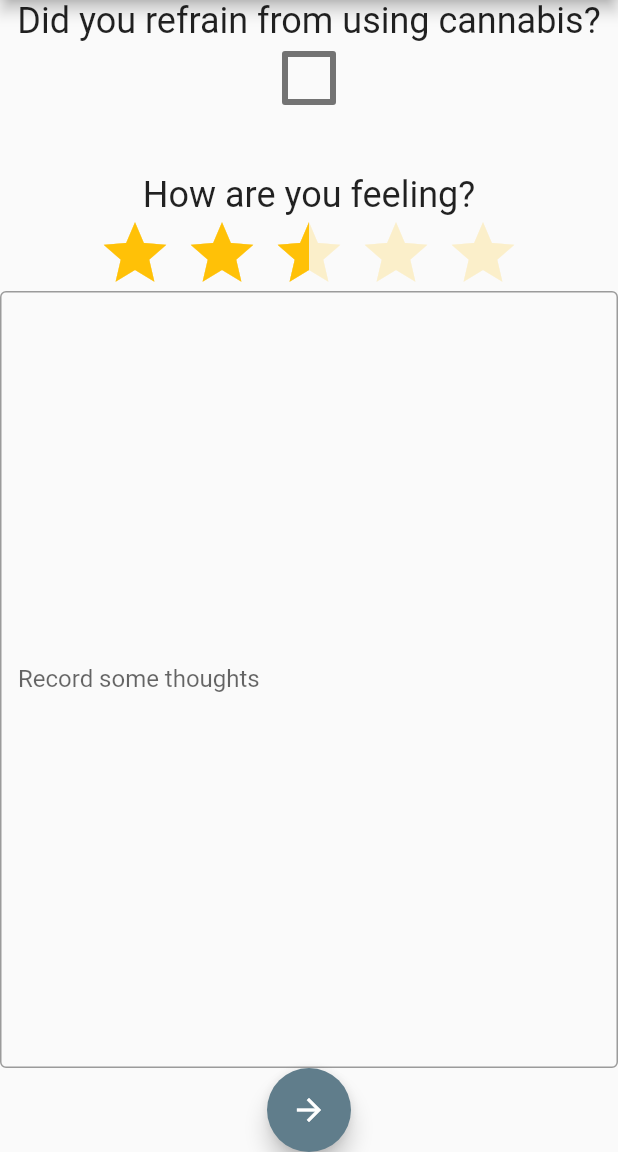
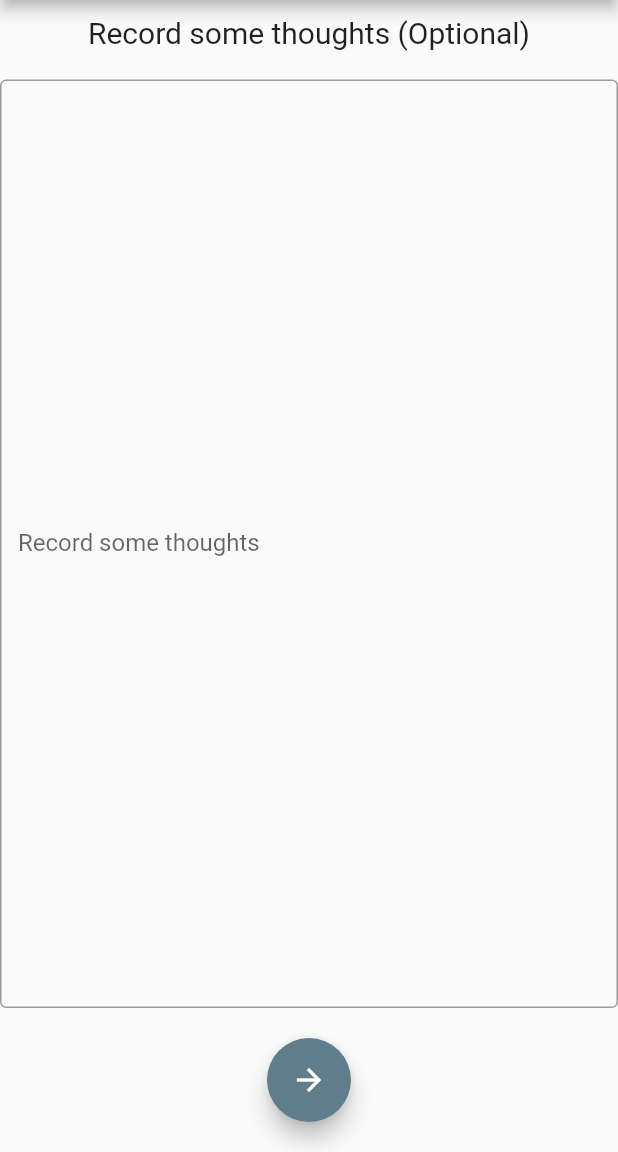
Before and after one commit to xNS5/ReLeave, a Flutter app: the CheckIn screen opened directly, after a tap on the "arrow forward" icon, on a phone screen of 412 x 824 dp, the part 84-1236 px from its top. Run offline on Flutter 3.47's test engine with Material 2 defaults, Android fonts, the light colour scheme and no system bars; drawn by our look-alikes of flutter_rating_bar; our stand-ins replace sqflite; accounts and stored records are empty.

Commit message:
changed checkin

```diff
--- a/lib/lib.dart
+++ b/lib/lib.dart
@@ -3,6 +3,7 @@ library lib;
 export 'db.dart';
 export 'pages/Achievements.dart';
 export 'pages/Check-in.dart';
+export 'pages/CheckInLog.dart';
 export 'pages/Goals.dart';
 export 'pages/Journey.dart';
 export 'pages/Notes.dart';
--- a/lib/pages/Check-in.dart
+++ b/lib/pages/Check-in.dart
@@ -1,6 +1,14 @@
 import 'package:flutter/material.dart';
 import 'package:flutter_rating_bar/flutter_rating_bar.dart';
 import 'package:releave_app/lib.dart';
+
+
+class CheckInPassData {
+  final Map feelings;
+  final bool abstained;
+  CheckInPassData(this.feelings, this.abstained);
+}
+
 
 // ignore: camel_case_types
 class CheckInMain extends StatelessWidget {
@@ -47,7 +55,7 @@ class CheckIn extends StatefulWidget {
 
 class _CheckInState extends State<CheckIn> {
   @override
-  double rating;
+  var feelings = {"Happy": 50.0, "Sad": 50.0, "Anxious": 50.0, "Craving": 50.0, "Frustration": 50.0, "Angry": 50.0, "Lonely": 50.0};
   bool abstained = false;
   final logController = TextEditingController();
   @override
@@ -57,27 +65,70 @@ class _CheckInState extends State<CheckIn> {
     super.dispose();
   }
 
-  Widget rateBar() {
-    return RatingBar.builder(
-      initialRating: 2.5,
-      minRating: 0,
-      direction: Axis.horizontal,
-      allowHalfRating: true,
-      unratedColor: Colors.amber.withAlpha(50),
-      itemCount: 5,
-      itemSize: 50.0,
-      itemPadding: EdgeInsets.symmetric(horizontal: 4.0),
-      itemBuilder: (context, _) => Icon(
-        Icons.star,
-        color: Colors.amber,
+  Widget noteField() {
+    return Expanded(
+      child: TextField(
+        controller: logController,
+        minLines: null,
+        maxLines: null,
+        expands: true,
+        decoration: InputDecoration(
+          border: OutlineInputBorder(),
+          labelText: 'Record some thoughts',
+        ),
       ),
-      onRatingUpdate: (rate) {
-        setState(() {
-          rating = rate;
-        });
-      },
-      updateOnDrag: true,
     );
+  }
+
+  Widget feelingSlider(fName, activeColor, inactiveColor,tColor, oColor) {
+    return Column(
+      crossAxisAlignment: CrossAxisAlignment.start,
+      children: <Widget>[
+        Padding(
+          padding: EdgeInsets.fromLTRB(25, 0, 0, 0),
+          child: Text(fName, textAlign: TextAlign.left,),
+        ),
+        SliderTheme(
+          data: sThemeData(activeColor, inactiveColor,tColor, oColor),
+          child: Slider(
+            min: 0,
+            max: 100,
+            value: feelings[fName],
+            onChanged: (value) {
+              setState(() {
+                feelings[fName] = value;
+              });
+            },
+          ),
+        ),
+    ],);
+  }
+
+  SliderThemeData sThemeData(activeColor, inactiveColor,tColor, oColor) {
+    return SliderTheme.of(context).copyWith(
+      activeTrackColor: activeColor,
+      inactiveTrackColor: inactiveColor,
+      trackShape: RectangularSliderTrackShape(),
+      trackHeight: 4.0,
+      thumbColor: tColor,
+      thumbShape: RoundSliderThumbShape(enabledThumbRadius: 8.0),
+      overlayColor: oColor,
+      overlayShape: RoundSliderOverlayShape(overlayRadius: 20.0),
+    );
+  }
+
+  Widget allSliders() {
+    return Expanded(child: Container(child: Column(
+        children: <Widget>[
+          feelingSlider("Happy", Colors.blue[700], Colors.blue[100], Colors.blueAccent, Colors.blue.withAlpha(32)),
+          feelingSlider("Sad", Colors.blue[700], Colors.blue[100], Colors.blueAccent, Colors.blue.withAlpha(32)),
+          feelingSlider("Anxious", Colors.blue[700], Colors.blue[100], Colors.blueAccent, Colors.blue.withAlpha(32)),
+          feelingSlider("Craving", Colors.blue[700], Colors.blue[100], Colors.blueAccent, Colors.blue.withAlpha(32)),
+          feelingSlider("Frustration", Colors.blue[700], Colors.blue[100], Colors.blueAccent, Colors.blue.withAlpha(32)),
+          feelingSlider("Angry", Colors.blue[700], Colors.blue[100], Colors.blueAccent, Colors.blue.withAlpha(32)),
+          feelingSlider("Lonely", Colors.blue[700], Colors.blue[100], Colors.blueAccent, Colors.blue.withAlpha(32)),
+        ],
+    )));
   }
 
 
@@ -94,14 +145,12 @@ class _CheckInState extends State<CheckIn> {
         child: Column(
           mainAxisAlignment: MainAxisAlignment.center,
           children: <Widget>[
-            // SizedBox(
-            //   height: 40.0,
-            // ),
+            SizedBox(height: 10),
             Text(
               "Did you refrain from using cannabis?",
               textAlign: TextAlign.center,
               style: TextStyle(
-                fontSize: 24,
+                fontSize: 20,
               ),
             ),
             Transform.scale(
@@ -115,45 +164,28 @@ class _CheckInState extends State<CheckIn> {
                   }
               ),
             ),
-            SizedBox(height: 40),
+            SizedBox(height: 10),
             Text(
                 "How are you feeling?",
                 textAlign: TextAlign.center,
                 style: TextStyle(
-                  fontSize: 24,
+                  fontSize: 20,
                 ),
             ),
-            rateBar(),
-            Expanded(
-                child: TextField(
-                  controller: logController,
-                  minLines: null,
-                  maxLines: null,
-                  expands: true,
-                  decoration: InputDecoration(
-                    border: OutlineInputBorder(),
-                    labelText: 'Record some thoughts',
-                  ),
-                ),
-            ),
+            SizedBox(height: 10),
+            allSliders(),
             FloatingActionButton(
               // When the user presses the button, show an alert dialog containing the
               // text that the user has entered into the text field.
-              onPressed: () {
-                return showDialog(
-                  context: context,
-                  builder: (context) {
-                    return AlertDialog(
-                      // Retrieve the text the user has entered by using the
-                      // TextEditingController.
-                      content: Text("Normally, this would submit. For now, I will demo that it can retrieve the recorded data.\n\nabstained: " + abstained.toString() + "\n\nlog:\n" + logController.text + "\n\nrating: " + rating.toString() + "/5"),
-                    );
-                  },
-                );
-              },
-              tooltip: 'Check in!',
+              onPressed: () => {Navigator.push(context, MaterialPageRoute(
+                builder: (context) => CheckInLogMain(),
+                settings: RouteSettings(
+                  arguments: CheckInPassData(feelings, abstained)
+              )))},
+              tooltip: 'Next step',
               child: Icon(Icons.arrow_forward),
             ),
+            SizedBox(height: 20),
           ],
         ),
       ),
--- /dev/null
+++ b/lib/pages/CheckInLog.dart
@@ -0,0 +1,134 @@
+import 'package:flutter/material.dart';
+import 'package:flutter_rating_bar/flutter_rating_bar.dart';
+import 'package:releave_app/lib.dart';
+
+
+// ignore: camel_case_types
+class CheckInLogMain extends StatelessWidget {
+
+  int pullUser(){
+    DateTime start, today;
+    int difference = 0;
+    SqlitedbHelper.db.getUser().then((user){
+      if(user != null){
+        try{
+          print("User pulled from database: " + user.toMap().toString());
+          start = DateTime.parse(user.startDate);
+          today = new DateTime.now();
+          difference = today.difference(start).inDays;
+        } catch(e){
+          print("Error with DateTime: " + e.toString());
+        }
+      }
+    });
+    print(difference);
+    return difference;
+  }
+
+  // This widget is the root of your application.
+  @override
+  Widget build(BuildContext context) {
+
+    final CheckInPassData args = ModalRoute.of(context).settings.arguments;
+
+    return MaterialApp(
+      title: 'ReLeave',
+      theme: ThemeData(
+        primarySwatch: Colors.blueGrey,
+        visualDensity: VisualDensity.adaptivePlatformDensity,
+      ),
+      home: CheckInLog(title: 'Check In', feelings: args.feelings, abstained: args.abstained,),
+    );
+  }
+}
+
+class CheckInLog extends StatefulWidget {
+  CheckInLog({Key key, this.title, this.feelings, this.abstained}) : super(key: key);
+  final String title;
+  final Map feelings;
+  final bool abstained;
+  @override
+  _CheckInLogState createState() => _CheckInLogState(feelings: this.feelings, abstained: this.abstained);
+}
+
+class _CheckInLogState extends State<CheckInLog> {
+  @override
+  _CheckInLogState({Key key, this.feelings, this.abstained});
+  final Map feelings;
+  final bool abstained;
+  final logController = TextEditingController();
+  @override
+  void dispose() {
+    // Clean up the controller when the widget is disposed.
+    logController.dispose();
+    super.dispose();
+  }
+
+  Widget noteField() {
+    return Expanded(
+      child: TextField(
+        controller: logController,
+        minLines: null,
+        maxLines: null,
+        expands: true,
+        decoration: InputDecoration(
+          border: OutlineInputBorder(),
+          labelText: 'Record some thoughts',
+        ),
+      ),
+    );
+  }
+
+
+  Widget build(BuildContext context) {
+    return Scaffold(
+      drawer: Sidebar(),
+      appBar: AppBar(
+        title: Text(widget.title),
+        actions: [
+          SobrietyCounter(),
+        ],
+      ),
+      body: Center(
+        child: Column(
+          mainAxisAlignment: MainAxisAlignment.center,
+          children: <Widget>[
+            SizedBox(height: 10),
+            Text(
+              "Record some thoughts (Optional)",
+              textAlign: TextAlign.center,
+              style: TextStyle(
+                fontSize: 20,
+              ),
+            ),
+            SizedBox(height: 20),
+            noteField(),
+            SizedBox(height: 20),
+            FloatingActionButton(
+              // When the user presses the button, show an alert dialog containing the
+              // text that the user has entered into the text field.
+              onPressed: () {
+                return showDialog(
+                  context: context,
+                  builder: (context) {
+                    return AlertDialog(
+                      // Retrieve the text the user has entered by using the
+                      // TextEditingController.
+                      content: Text("Normally, this would submit. For now, I will demo that it can retrieve the recorded data.\n\nAbstained: " + this.abstained.toString() + "\n\nFeelings:\n" + this.feelings.toString()),
+                    );
+                  },
+                );
+              },
+              tooltip: 'Check in!',
+              child: Icon(Icons.arrow_forward),
+            ),
+            SizedBox(height: 20),
+          ],
+        ),
+      ),
+    );// This trailing comma makes auto-formatting nicer for build methods.
+  }
+
+
+
+}
--- a/lib/pages/SobrietyCounter.dart
+++ b/lib/pages/SobrietyCounter.dart
@@ -36,6 +36,16 @@ class _SobrietyCounterState extends State<SobrietyCounter> {
   DateTime start, today;
   int difference = 0;
 
+  // THIS IS HOW YOU PULL FROM DB
+  /*
+  You must have library file included at the top (lib.dart)
+  Then you can make DB queries
+  Be careful that all datetimes are in the same format or there will be errors
+
+  for more db methods, check db.dart, look here for how to insert data
+  example of insertion in main.dart, user insertion. lines 12-17.
+
+   */
   void refresh() {
     SqlitedbHelper.db.getUser().then((user) {
       if (user.firstName != null) {
@@ -57,7 +67,8 @@ class _SobrietyCounterState extends State<SobrietyCounter> {
 
   @override
   Widget build(BuildContext context) {
-    timer = Timer.periodic(Duration(seconds: 1), (Timer t) => refresh());
+    Future.delayed(Duration.zero, () => refresh());
+    //timer = Timer.periodic(Duration(seconds: 1), (Timer t) => refresh());
     // This is an example. The "setCount()" function will be called when it reads
     // from the database to appropriately set the number of sober days.
     // setCount(1);
```
Also changed, not shown: 9 other files.
